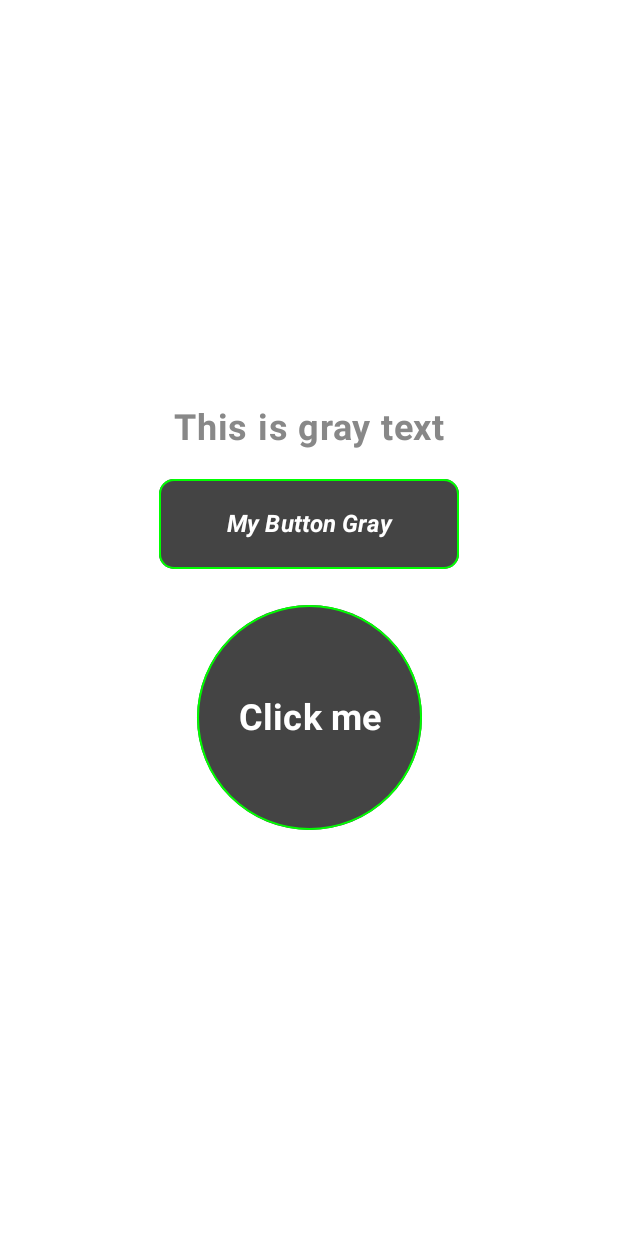
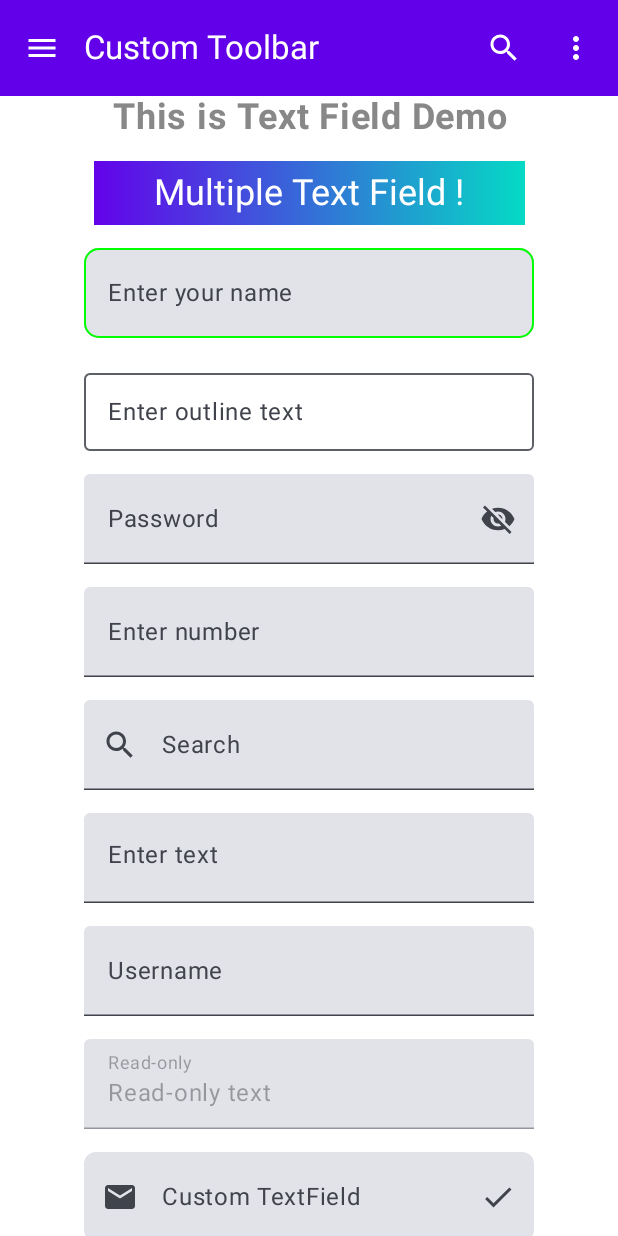
Before and after one commit to gauravdubey/ComposableViewDemo, an Android app built with Jetpack Compose: the screen it shows after launch (MainActivity), on a phone screen of 412 x 824 dp. Run offline under Robolectric (Android 15) with nearby library versions, the phone set to English and light mode, and no system bars.

Commit message:
Commiting TextFields and Tool bar demos

```diff
--- a/app/build.gradle.kts
+++ b/app/build.gradle.kts
@@ -59,6 +59,9 @@ dependencies {
     implementation(libs.androidx.ui.graphics)
     implementation(libs.androidx.ui.tooling.preview)
     implementation(libs.androidx.material3)
+    implementation(libs.androidx.animation.core.lint)
+    implementation(libs.androidx.material.icons.extended) // Use the latest version
+
     testImplementation(libs.junit)
     androidTestImplementation(libs.androidx.junit)
     androidTestImplementation(libs.androidx.espresso.core)
--- a/app/src/main/java/com/gaurav/composableviewdemo/MainActivity.kt
+++ b/app/src/main/java/com/gaurav/composableviewdemo/MainActivity.kt
@@ -4,11 +4,32 @@ import android.os.Bundle
 import androidx.activity.ComponentActivity
 import androidx.activity.compose.setContent
 import androidx.activity.enableEdgeToEdge
+import androidx.compose.foundation.layout.Column
+import androidx.compose.foundation.layout.fillMaxSize
+import androidx.compose.foundation.layout.padding
+import androidx.compose.material.icons.Icons
+import androidx.compose.material.icons.filled.ArrowBack
+import androidx.compose.material.icons.filled.Menu
+import androidx.compose.material.icons.filled.MoreVert
+import androidx.compose.material.icons.filled.Search
+import androidx.compose.material3.ExperimentalMaterial3Api
+import androidx.compose.material3.Icon
+import androidx.compose.material3.IconButton
+import androidx.compose.material3.MaterialTheme
+import androidx.compose.material3.Scaffold
+import androidx.compose.material3.Text
+import androidx.compose.material3.TopAppBar
+import androidx.compose.material3.TopAppBarDefaults
 import androidx.compose.runtime.Composable
+import androidx.compose.ui.Modifier
+import androidx.compose.ui.graphics.Color
 import androidx.compose.ui.tooling.preview.Preview
-import com.gaurav.composableviewdemo.composableview.ButtonViews
-import com.gaurav.composableviewdemo.composableview.ColumnViewWithAlignment
+import androidx.compose.ui.unit.dp
+import com.gaurav.composableviewdemo.composableview.AllTextFieldViews
 import com.gaurav.composableviewdemo.composableview.RowViewsWithAlignment
+import com.gaurav.composableviewdemo.composableview.BasicTextFieldView
+import com.gaurav.composableviewdemo.composableview.CustomToolBar
+import com.gaurav.composableviewdemo.composableview.SimpleToolbar
 import com.gaurav.composableviewdemo.ui.theme.ComposableViewDemoTheme
 
 class MainActivity : ComponentActivity() {
@@ -17,22 +38,31 @@ class MainActivity : ComponentActivity() {
         enableEdgeToEdge()
         setContent {
             ComposableViewDemoTheme {
-
 //                ColumnViewWithAlignment()
 //                RowViewsWithAlignment()
-                ButtonViews()
+//                ButtonViews()
+                MainScreen()
             }
         }
     }
 }
 
 
-@Preview(showBackground = true)
+@Preview
 @Composable
-fun GreetingPreview() {
-//    ComposableViewDemoTheme {
-//        Greeting("Android")
-//    }
-//    ColumnViewWithAlignment()
-    RowViewsWithAlignment()
+fun MainScreen() {
+    Scaffold(
+        topBar = {
+            CustomToolBar()
+        },
+        content = { padding ->
+            Column(
+                modifier = Modifier
+                    .fillMaxSize()
+                    .padding(padding)
+            ) {
+                AllTextFieldViews()
+            }
+        }
+    )
 }
--- /dev/null
+++ b/app/src/main/java/com/gaurav/composableviewdemo/composableview/BasicTextFieldView.kt
@@ -0,0 +1,313 @@
+package com.gaurav.composableviewdemo.composableview
+
+import androidx.compose.foundation.background
+import androidx.compose.foundation.border
+import androidx.compose.foundation.layout.Arrangement
+import androidx.compose.foundation.layout.Column
+import androidx.compose.foundation.layout.Spacer
+import androidx.compose.foundation.layout.fillMaxSize
+import androidx.compose.foundation.layout.padding
+import androidx.compose.foundation.layout.size
+import androidx.compose.foundation.rememberScrollState
+import androidx.compose.foundation.shape.RoundedCornerShape
+import androidx.compose.foundation.text.KeyboardOptions
+import androidx.compose.foundation.verticalScroll
+import androidx.compose.material.icons.Icons
+import androidx.compose.material.icons.filled.Check
+import androidx.compose.material.icons.filled.Email
+import androidx.compose.material.icons.filled.Search
+import androidx.compose.material.icons.filled.Visibility
+import androidx.compose.material.icons.filled.VisibilityOff
+import androidx.compose.material3.Icon
+import androidx.compose.material3.IconButton
+import androidx.compose.material3.MaterialTheme
+import androidx.compose.material3.OutlinedTextField
+import androidx.compose.material3.Text
+import androidx.compose.material3.TextField
+import androidx.compose.material3.TextFieldDefaults
+import androidx.compose.runtime.Composable
+import androidx.compose.runtime.getValue
+import androidx.compose.runtime.mutableStateOf
+import androidx.compose.runtime.remember
+import androidx.compose.runtime.setValue
+import androidx.compose.ui.Alignment
+import androidx.compose.ui.Modifier
+import androidx.compose.ui.graphics.Brush
+import androidx.compose.ui.graphics.Color
+import androidx.compose.ui.graphics.graphicsLayer
+import androidx.compose.ui.text.font.FontStyle
+import androidx.compose.ui.text.font.FontWeight
+import androidx.compose.ui.text.input.KeyboardType
+import androidx.compose.ui.text.input.PasswordVisualTransformation
+import androidx.compose.ui.text.input.VisualTransformation
+import androidx.compose.ui.text.style.TextAlign
+import androidx.compose.ui.tooling.preview.Preview
+import androidx.compose.ui.unit.dp
+import androidx.compose.ui.unit.sp
+
+@Preview
+@Composable
+fun AllTextFieldViews() {
+    Column(
+        modifier = Modifier
+            .fillMaxSize()
+            .background(color = Color.White)
+            .verticalScroll(rememberScrollState()),
+        horizontalAlignment = Alignment.CenterHorizontally,
+        verticalArrangement = Arrangement.Center
+    ) {
+        HeaderText()
+        Spacer(modifier = Modifier.size(15.dp))
+        GradientText()
+        Spacer(modifier = Modifier.size(15.dp))
+        BasicTextFieldView()
+        Spacer(modifier = Modifier.size(15.dp))
+        OutlinedTextFieldExample()
+        Spacer(modifier = Modifier.size(15.dp))
+        PasswordTextField()
+        Spacer(modifier = Modifier.size(15.dp))
+        NumberTextField()
+        Spacer(modifier = Modifier.size(15.dp))
+        SearchTextField()
+        Spacer(modifier = Modifier.size(15.dp))
+        MultilineTextField()
+        Spacer(modifier = Modifier.size(15.dp))
+        ErrorTextField()
+        Spacer(modifier = Modifier.size(15.dp))
+        ReadOnlyTextField()
+        Spacer(modifier = Modifier.size(15.dp))
+        CustomTextField()
+    }
+}
+
+/**
+ * This is just normal header text
+ */
+@Composable
+fun HeaderText() {
+    Text(
+        text = "This is Text Field Demo",
+        textAlign = TextAlign.Center,
+        color = Color.Gray,
+        fontWeight = FontWeight.Bold,
+        fontStyle = FontStyle.Normal,
+        fontSize = 24.sp,
+    )
+}
+
+@Composable
+fun GradientText() {
+    Text(
+        text = "Multiple Text Field !",
+        modifier = Modifier
+
+            .graphicsLayer(alpha = 0.99f) // Enables advanced drawing
+            .background(
+                Brush.horizontalGradient(
+                    colors = listOf(Color(0xFF6200EA), Color(0xFF03DAC5))
+                )
+            )
+            .padding(start = 40.dp, end = 40.dp, top = 5.dp, bottom = 5.dp),
+        style = MaterialTheme.typography.headlineSmall,
+        color = Color.White // Text color set to transparent to enable gradient
+    )
+}
+
+
+/**
+ * This is a basic text field
+ */
+@Composable
+fun BasicTextFieldView() {
+    var myText by remember {
+        mutableStateOf("")
+    }
+    TextField(
+        value = myText,
+        onValueChange = { myText = it },
+        label = { Text(text = "Enter your name") },
+        placeholder = { Text(text = "Placeholder text") },
+        modifier = Modifier
+            .size(300.dp, 60.dp)
+            .background(
+                color = Color.Gray,
+                shape = RoundedCornerShape(10.dp)
+            ) // Apply shape to background
+            .border(
+                1.dp,
+                color = Color.Green,
+                shape = RoundedCornerShape(10.dp)
+            ), // Align border with shape
+        shape = RoundedCornerShape(10.dp), // Ensures TextField matches the same shape
+        singleLine = true,
+        colors = TextFieldDefaults.colors(
+            unfocusedIndicatorColor = Color.Transparent, // Removes unfocused underline
+            focusedIndicatorColor = Color.Transparent // Removes focused underline
+        )
+    )
+
+}
+
+/**
+ * This is a outlined text field
+ */
+@Composable
+fun OutlinedTextFieldExample() {
+    var myOutlineText by remember { mutableStateOf("") }
+    OutlinedTextField(
+        value = myOutlineText,
+        onValueChange = { myOutlineText = it },
+        modifier = Modifier.size(300.dp, 60.dp),
+        label = { Text("Enter outline text") },
+        placeholder = { Text("Placeholder text") },
+        singleLine = true
+    )
+}
+
+/**
+ * This is a password text field
+ */
+@Composable
+fun PasswordTextField() {
+    var password by remember { mutableStateOf("") }
+    var passwordVisible by remember { mutableStateOf(false) }
+
+    TextField(
+        value = password,
+        onValueChange = { password = it },
+        modifier = Modifier.size(300.dp, 60.dp),
+        label = { Text("Password") },
+        visualTransformation = if (passwordVisible) VisualTransformation.None else PasswordVisualTransformation(),
+        trailingIcon = {
+            val icon = if (passwordVisible) Icons.Filled.Visibility else Icons.Filled.VisibilityOff
+            IconButton(onClick = { passwordVisible = !passwordVisible }) {
+                Icon(
+                    imageVector = icon,
+                    contentDescription = if (passwordVisible) "Hide password" else "Show password"
+                )
+            }
+        },
+        singleLine = true,
+        keyboardOptions = KeyboardOptions(keyboardType = KeyboardType.Password)
+    )
+}
+
+
+/**
+ * This is a number text field
+ */
+@Composable
+fun NumberTextField() {
+    var number by remember { mutableStateOf("") }
+    TextField(
+        value = number,
+        onValueChange = { if (it.all { char -> char.isDigit() }) number = it },
+        modifier = Modifier.size(300.dp, 60.dp),
+        label = { Text("Enter number") },
+        keyboardOptions = KeyboardOptions(keyboardType = KeyboardType.Number),
+        singleLine = true
+    )
+}
+
+/**
+ * This is a search text field
+ */
+@Composable
+fun SearchTextField() {
+    var searchText by remember { mutableStateOf("") }
+    TextField(
+        value = searchText,
+        onValueChange = { searchText = it },
+        modifier = Modifier.size(300.dp, 60.dp),
+        label = { Text("Search") },
+        leadingIcon = {
+            Icon(imageVector = Icons.Default.Search, contentDescription = "Search Icon")
+        },
+        singleLine = true
+    )
+}
+
+/**
+ * This is a multiline text field
+ */
+@Composable
+fun MultilineTextField() {
+    var text by remember { mutableStateOf("") }
+    TextField(
+        value = text,
+        onValueChange = { text = it },
+        modifier = Modifier.size(300.dp, 60.dp),
+        label = { Text("Enter text") },
+        placeholder = { Text("Multiline input") },
+        maxLines = 5,
+        singleLine = false
+    )
+}
+
+/**
+ *
+ */
+@Composable
+fun ErrorTextField() {
+    var text by remember { mutableStateOf("") }
+    var isError by remember { mutableStateOf(false) }
+
+    Column {
+        TextField(
+            value = text,
+            onValueChange = {
+                text = it
+                isError = text.length < 5 // Example validation
+            },
+            modifier = Modifier.size(300.dp, 60.dp),
+            label = { Text("Username") },
+            placeholder = { Text("Error $text") },
+            isError = isError,
+            singleLine = true
+        )
+        if (isError) {
+            Text(
+                text = "Username must be at least 5 characters",
+                color = MaterialTheme.colorScheme.error,
+                style = MaterialTheme.typography.bodySmall
+            )
+        }
+    }
+}
+
+/**
+ * This is a read only text field
+ */
+@Composable
+fun ReadOnlyTextField() {
+    TextField(
+        value = "Read-only text",
+        onValueChange = {},
+        modifier = Modifier.size(300.dp, 60.dp),
+        label = { Text("Read-only") },
+        enabled = false,
+        singleLine = true
+    )
+}
+
+/**
+ * This is a custom text field
+ */
+@Composable
+fun CustomTextField() {
+    var text by remember { mutableStateOf("") }
+    TextField(
+        value = text,
+        onValueChange = { text = it },
+        modifier = Modifier.size(300.dp, 60.dp),
+        label = { Text("Custom TextField") },
+        leadingIcon = { Icon(Icons.Default.Email, contentDescription = null) },
+        trailingIcon = { Icon(Icons.Default.Check, contentDescription = null) },
+        colors = TextFieldDefaults.colors(
+            focusedIndicatorColor = MaterialTheme.colorScheme.primary,
+            unfocusedIndicatorColor = MaterialTheme.colorScheme.secondary
+        ),
+        shape = RoundedCornerShape(8.dp),
+        singleLine = true
+    )
+}
--- /dev/null
+++ b/app/src/main/java/com/gaurav/composableviewdemo/composableview/ToolbarView.kt
@@ -0,0 +1,70 @@
+package com.gaurav.composableviewdemo.composableview
+
+import androidx.compose.material.icons.Icons
+import androidx.compose.material.icons.filled.ArrowBack
+import androidx.compose.material.icons.filled.Menu
+import androidx.compose.material.icons.filled.MoreVert
+import androidx.compose.material.icons.filled.Search
+import androidx.compose.material3.ExperimentalMaterial3Api
+import androidx.compose.material3.Icon
+import androidx.compose.material3.IconButton
+import androidx.compose.material3.Text
+import androidx.compose.material3.TopAppBar
+import androidx.compose.material3.TopAppBarDefaults
+import androidx.compose.runtime.Composable
+import androidx.compose.ui.graphics.Color
+
+/**
+ * This is the simple toolbar
+ */
+@OptIn(ExperimentalMaterial3Api::class)
+@Composable
+fun SimpleToolbar() {
+    TopAppBar(
+        title = { Text(text = "My Toolbar") },
+        navigationIcon = {
+            IconButton(onClick = { /* Handle navigation click */ }) {
+                Icon(Icons.Filled.ArrowBack, contentDescription = "Back")
+            }
+        },
+        actions = {
+            IconButton(onClick = { /* Handle action */ }) {
+                Icon(Icons.Default.MoreVert, contentDescription = "More options")
+            }
+        }
+    )
+}
+
+/**
+ * This is the custom toolbar
+ */
+@OptIn(ExperimentalMaterial3Api::class)
+@Composable
+fun CustomToolBar() {
+    TopAppBar(
+        title = { Text(text = "Custom Toolbar", color = Color.White) },
+        navigationIcon = {
+            IconButton(onClick = { /* Handle navigation */ }) {
+                Icon(Icons.Default.Menu, contentDescription = "Menu", tint = Color.White)
+            }
+        },
+        actions = {
+            IconButton(onClick = { /* Handle search */ }) {
+                Icon(Icons.Default.Search, contentDescription = "Search", tint = Color.White)
+            }
+            IconButton(onClick = { /* Handle more options */ }) {
+                Icon(
+                    Icons.Default.MoreVert,
+                    contentDescription = "More options",
+                    tint = Color.White
+                )
+            }
+        },
+        colors = TopAppBarDefaults.topAppBarColors(
+            containerColor = Color(0xFF6200EA), // Toolbar background color
+            titleContentColor = Color.White // Title text color
+        )
+
+//                elevation = 8.dp // Elevation of the toolbar
+    )
+}
--- a/gradle/libs.versions.toml
+++ b/gradle/libs.versions.toml
@@ -8,9 +8,12 @@ espressoCore = "3.6.1"
 lifecycleRuntimeKtx = "2.8.7"
 activityCompose = "1.9.3"
 composeBom = "2024.04.01"
+animationCoreLint = "1.8.0-alpha06"
+materialIconsExtended = "1.7.5"
 
 [libraries]
 androidx-core-ktx = { group = "androidx.core", name = "core-ktx", version.ref = "coreKtx" }
+androidx-material-icons-extended = { module = "androidx.compose.material:material-icons-extended", version.ref = "materialIconsExtended" }
 junit = { group = "junit", name = "junit", version.ref = "junit" }
 androidx-junit = { group = "androidx.test.ext", name = "junit", version.ref = "junitVersion" }
 androidx-espresso-core = { group = "androidx.test.espresso", name = "espresso-core", version.ref = "espressoCore" }
@@ -24,6 +27,7 @@ androidx-ui-tooling-preview = { group = "androidx.compose.ui", name = "ui-toolin
 androidx-ui-test-manifest = { group = "androidx.compose.ui", name = "ui-test-manifest" }
 androidx-ui-test-junit4 = { group = "androidx.compose.ui", name = "ui-test-junit4" }
 androidx-material3 = { group = "androidx.compose.material3", name = "material3" }
+androidx-animation-core-lint = { group = "androidx.compose.animation", name = "animation-core-lint", version.ref = "animationCoreLint" }
 
 [plugins]
 android-application = { id = "com.android.application", version.ref = "agp" }
```
